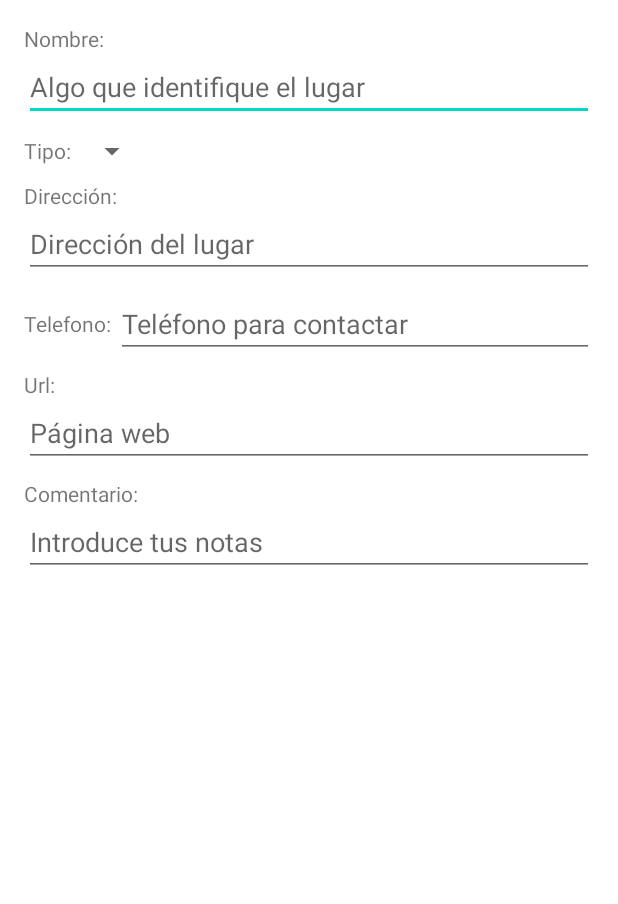
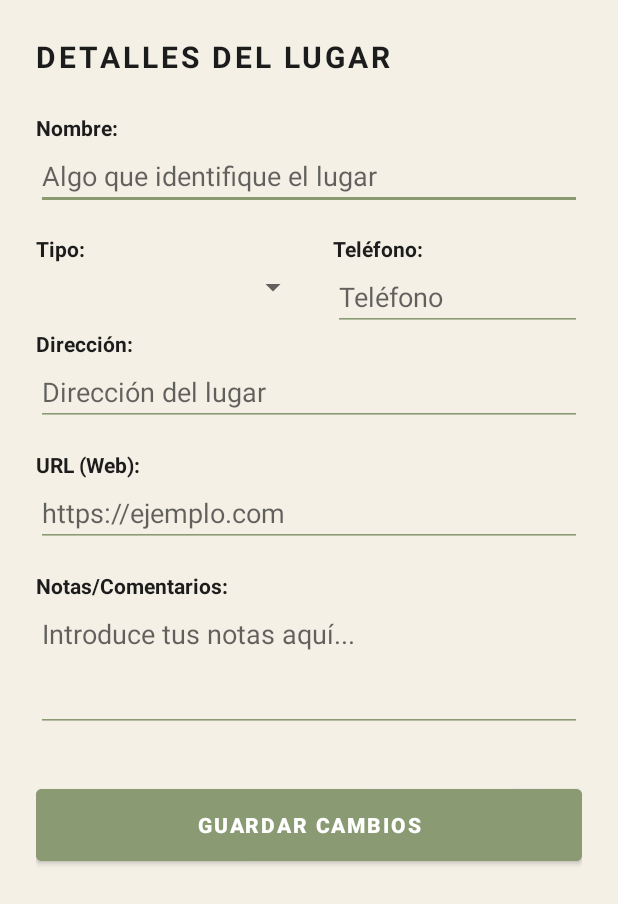
Before and after one commit to OctavioRoque/MisLugares, an Android app built with Jetpack Compose: the layout edicion_lugar.xml on its own in the app's theme, with its tools: preview values and no code run, on a phone screen of 412 x 824 dp. Shown: the top 904 px of the screen. Run offline under Robolectric (Android 15) with nearby library versions, the light colour scheme and no system bars.

Commit message:
Detallitos de diseño, ya se pueden guardar lugares y editar los que están

```diff
--- a/MisLugares/src/main/java/com/example/mislugares/Principal.java
+++ b/MisLugares/src/main/java/com/example/mislugares/Principal.java
@@ -2,7 +2,7 @@ package com.example.mislugares;
 
 class Principal {
     public static void main(String[] main) {
-        Lugar lugar = new Lugar("Escuela Politécnica Superior de Gandía", "C/ Paranimf, 1 46730 Gandia (SPAIN)", -0.166093, 38.995656, 962849300, "http://www.epsg.upv.es", "Uno de los mejores lugares para formarse.", 3);
+        Lugar lugar = new Lugar("Escuela Politécnica Superior de Gandía", "C/ Paranimf, 1 46730 Gandia (SPAIN)", -0.166093, 38.995656, TipoLugar.EDUCACION, 962849300, "http://www.epsg.upv.es", "Uno de los mejores lugares para formarse.", 3);
         System.out.println("Lugar" + lugar.toString());
     }
 }
--- a/app/build.gradle.kts
+++ b/app/build.gradle.kts
@@ -37,11 +37,13 @@ android {
 }
 
 dependencies {
+    implementation(project(":MisLugares"))
     implementation(libs.androidx.appcompat)
     implementation(libs.androidx.constraintlayout)
     implementation(libs.androidx.core.ktx)
     implementation(libs.androidx.legacy.support.v4)
     implementation(libs.material)
+    implementation(libs.gson)
 
     // Jetpack Compose
     implementation(platform(libs.compose.bom))
@@ -50,6 +52,8 @@ dependencies {
     implementation(libs.compose.material.icons.extended)
     implementation(libs.compose.ui.tooling.preview)
     implementation(libs.androidx.activity.compose)
+    implementation(libs.compose.ui.viewbinding)
+    implementation(libs.androidx.lifecycle.viewmodel.compose)
     debugImplementation(libs.compose.ui.tooling)
 
     testImplementation(libs.junit)
--- a/app/src/main/res/layout/edicion_lugar.xml
+++ b/app/src/main/res/layout/edicion_lugar.xml
@@ -1,101 +1,192 @@
 <?xml version="1.0" encoding="utf-8"?>
 <androidx.core.widget.NestedScrollView xmlns:android="http://schemas.android.com/apk/res/android"
+    xmlns:app="http://schemas.android.com/apk/res-auto"
     android:layout_width="match_parent"
-    android:layout_height="match_parent">
+    android:layout_height="match_parent"
+    android:background="#F4F0E6">
 
-    <LinearLayout
+    <androidx.constraintlayout.widget.ConstraintLayout
         android:layout_width="match_parent"
         android:layout_height="wrap_content"
-        android:orientation="vertical"
-        android:padding="16dp">
+        android:padding="24dp">
 
+        <!-- Título de la sección -->
         <TextView
+            android:id="@+id/lbl_edicion"
             android:layout_width="wrap_content"
             android:layout_height="wrap_content"
-            android:text="Nombre:" />
+            android:text="DETALLES DEL LUGAR"
+            android:textSize="20sp"
+            android:textStyle="bold"
+            android:textColor="#1C1C1C"
+            android:letterSpacing="0.1"
+            app:layout_constraintTop_toTopOf="parent"
+            app:layout_constraintStart_toStartOf="parent" />
+
+        <!-- Nombre -->
+        <TextView
+            android:id="@+id/lbl_nombre"
+            android:layout_width="wrap_content"
+            android:layout_height="wrap_content"
+            android:text="Nombre:"
+            android:layout_marginTop="24dp"
+            android:textColor="#1C1C1C"
+            android:textStyle="bold"
+            app:layout_constraintTop_toBottomOf="@id/lbl_edicion"
+            app:layout_constraintStart_toStartOf="parent" />
 
         <EditText
             android:id="@+id/nombre"
-            android:layout_width="match_parent"
+            android:layout_width="0dp"
             android:layout_height="wrap_content"
-            android:hint="Algo que identifique el lugar" />
+            android:hint="Algo que identifique el lugar"
+            android:backgroundTint="#8A9A73"
+            android:textColor="#1C1C1C"
+            app:layout_constraintTop_toBottomOf="@id/lbl_nombre"
+            app:layout_constraintStart_toStartOf="parent"
+            app:layout_constraintEnd_toEndOf="parent" />
 
-        <LinearLayout
-            android:layout_width="match_parent"
+        <!-- Tipo y Teléfono en la misma fila para pantallas anchas -->
+        <TextView
+            android:id="@+id/lbl_tipo"
+            android:layout_width="wrap_content"
             android:layout_height="wrap_content"
-            android:orientation="horizontal"
-            android:gravity="center_vertical"
-            android:layout_marginTop="8dp">
+            android:text="Tipo:"
+            android:layout_marginTop="16dp"
+            android:textColor="#1C1C1C"
+            android:textStyle="bold"
+            app:layout_constraintTop_toBottomOf="@id/nombre"
+            app:layout_constraintStart_toStartOf="parent" />
 
-            <TextView
-                android:layout_width="wrap_content"
-                android:layout_height="wrap_content"
-                android:text="Tipo: " />
+        <Spinner
+            android:id="@+id/tipo"
+            android:layout_width="0dp"
+            android:layout_height="wrap_content"
+            android:layout_marginTop="4dp"
+            app:layout_constraintTop_toBottomOf="@id/lbl_tipo"
+            app:layout_constraintStart_toStartOf="parent"
+            app:layout_constraintEnd_toStartOf="@+id/guideline_vertical"
+            app:layout_constraintHorizontal_bias="0.5" />
 
-            <Spinner
-                android:id="@+id/tipo"
-                android:layout_width="wrap_content"
-                android:layout_height="wrap_content" />
-        </LinearLayout>
+        <androidx.constraintlayout.widget.Guideline
+            android:id="@+id/guideline_vertical"
+            android:layout_width="wrap_content"
+            android:layout_height="wrap_content"
+            android:orientation="vertical"
+            app:layout_constraintGuide_percent="0.5" />
 
         <TextView
+            android:id="@+id/lbl_telefono"
             android:layout_width="wrap_content"
             android:layout_height="wrap_content"
-            android:layout_marginTop="8dp"
-            android:text="Dirección:" />
+            android:text="Teléfono:"
+            android:layout_marginTop="16dp"
+            android:textColor="#1C1C1C"
+            android:textStyle="bold"
+            app:layout_constraintTop_toBottomOf="@id/nombre"
+            app:layout_constraintStart_toEndOf="@id/guideline_vertical"
+            android:layout_marginStart="16dp" />
+
+        <EditText
+            android:id="@+id/telefono"
+            android:layout_width="0dp"
+            android:layout_height="wrap_content"
+            android:hint="Teléfono"
+            android:inputType="phone"
+            android:backgroundTint="#8A9A73"
+            android:textColor="#1C1C1C"
+            app:layout_constraintTop_toBottomOf="@id/lbl_telefono"
+            app:layout_constraintStart_toEndOf="@id/guideline_vertical"
+            app:layout_constraintEnd_toEndOf="parent"
+            android:layout_marginStart="16dp" />
+
+        <!-- Dirección -->
+        <TextView
+            android:id="@+id/lbl_direccion"
+            android:layout_width="wrap_content"
+            android:layout_height="wrap_content"
+            android:text="Dirección:"
+            android:layout_marginTop="16dp"
+            android:textColor="#1C1C1C"
+            android:textStyle="bold"
+            app:layout_constraintTop_toBottomOf="@id/tipo"
+            app:layout_constraintStart_toStartOf="parent" />
 
         <EditText
             android:id="@+id/direccion"
-            android:layout_width="match_parent"
+            android:layout_width="0dp"
             android:layout_height="wrap_content"
-            android:hint="Dirección del lugar" />
+            android:hint="Dirección del lugar"
+            android:backgroundTint="#8A9A73"
+            android:textColor="#1C1C1C"
+            app:layout_constraintTop_toBottomOf="@id/lbl_direccion"
+            app:layout_constraintStart_toStartOf="parent"
+            app:layout_constraintEnd_toEndOf="parent" />
 
-        <LinearLayout
-            android:layout_width="match_parent"
-            android:layout_height="wrap_content"
-            android:orientation="horizontal"
-            android:gravity="center_vertical"
-            android:layout_marginTop="8dp">
-
-            <TextView
-                android:layout_width="wrap_content"
-                android:layout_height="wrap_content"
-                android:text="Telefono: " />
-
-            <EditText
-                android:id="@+id/telefono"
-                android:layout_width="0dp"
-                android:layout_height="wrap_content"
-                android:layout_weight="1"
-                android:hint="Teléfono para contactar"
-                android:inputType="phone" />
-        </LinearLayout>
-
+        <!-- URL -->
         <TextView
+            android:id="@+id/lbl_url"
             android:layout_width="wrap_content"
             android:layout_height="wrap_content"
-            android:layout_marginTop="8dp"
-            android:text="Url:" />
+            android:text="URL (Web):"
+            android:layout_marginTop="16dp"
+            android:textColor="#1C1C1C"
+            android:textStyle="bold"
+            app:layout_constraintTop_toBottomOf="@id/direccion"
+            app:layout_constraintStart_toStartOf="parent" />
 
         <EditText
             android:id="@+id/url"
-            android:layout_width="match_parent"
+            android:layout_width="0dp"
             android:layout_height="wrap_content"
-            android:hint="Página web"
-            android:inputType="textUri" />
+            android:hint="https://ejemplo.com"
+            android:inputType="textUri"
+            android:backgroundTint="#8A9A73"
+            android:textColor="#1C1C1C"
+            app:layout_constraintTop_toBottomOf="@id/lbl_url"
+            app:layout_constraintStart_toStartOf="parent"
+            app:layout_constraintEnd_toEndOf="parent" />
 
+        <!-- Comentario -->
         <TextView
+            android:id="@+id/lbl_comentario"
             android:layout_width="wrap_content"
             android:layout_height="wrap_content"
-            android:layout_marginTop="8dp"
-            android:text="Comentario:" />
+            android:text="Notas/Comentarios:"
+            android:layout_marginTop="16dp"
+            android:textColor="#1C1C1C"
+            android:textStyle="bold"
+            app:layout_constraintTop_toBottomOf="@id/url"
+            app:layout_constraintStart_toStartOf="parent" />
 
         <EditText
             android:id="@+id/comentario"
+            android:layout_width="0dp"
+            android:layout_height="wrap_content"
+            android:hint="Introduce tus notas aquí..."
+            android:inputType="textMultiLine"
+            android:gravity="top"
+            android:minLines="3"
+            android:backgroundTint="#8A9A73"
+            android:textColor="#1C1C1C"
+            app:layout_constraintTop_toBottomOf="@id/lbl_comentario"
+            app:layout_constraintStart_toStartOf="parent"
+            app:layout_constraintEnd_toEndOf="parent" />
+
+        <!-- Botón de Guardar -->
+        <Button
+            android:id="@+id/btn_guardar"
             android:layout_width="match_parent"
-            android:layout_height="wrap_content"
-            android:hint="Introduce tus notas"
-            android:inputType="textMultiLine" />
+            android:layout_height="60dp"
+            android:text="GUARDAR CAMBIOS"
+            android:layout_marginTop="32dp"
+            android:backgroundTint="#8A9A73"
+            android:textColor="#FFFFFF"
+            android:textStyle="bold"
+            app:layout_constraintTop_toBottomOf="@id/comentario"
+            app:layout_constraintStart_toStartOf="parent"
+            app:layout_constraintEnd_toEndOf="parent"
+            app:layout_constraintBottom_toBottomOf="parent" />
 
-    </LinearLayout>
+    </androidx.constraintlayout.widget.ConstraintLayout>
 </androidx.core.widget.NestedScrollView>
--- a/gradle/libs.versions.toml
+++ b/gradle/libs.versions.toml
@@ -11,6 +11,8 @@ constraintlayout = "2.2.2"
 legacySupportV4 = "1.0.0"
 activityCompose = "1.10.1"
 composeBom = "2025.05.01"
+gson = "2.14.0"
+lifecycleViewmodelCompose = "2.11.0"
 
 [libraries]
 androidx-core-ktx = { group = "androidx.core", name = "core-ktx", version.ref = "coreKtx" }
@@ -28,6 +30,9 @@ compose-ui-tooling = { group = "androidx.compose.ui", name = "ui-tooling" }
 compose-ui-tooling-preview = { group = "androidx.compose.ui", name = "ui-tooling-preview" }
 compose-material3 = { group = "androidx.compose.material3", name = "material3" }
 compose-material-icons-extended = { group = "androidx.compose.material", name = "material-icons-extended" }
+compose-ui-viewbinding = { group = "androidx.compose.ui", name = "ui-viewbinding" }
+gson = { group = "com.google.code.gson", name = "gson", version.ref = "gson" }
+androidx-lifecycle-viewmodel-compose = { group = "androidx.lifecycle", name = "lifecycle-viewmodel-compose", version.ref = "lifecycleViewmodelCompose" }
 
 [plugins]
 android-application = { id = "com.android.application", version.ref = "agp" }
```
Also changed, not shown: MisLugares/src/main/java/com/example/mislugares/Lugar.java (+13 -1 lines), MisLugares/src/main/java/com/example/mislugares/TipoLugar.java (added, +39 -0 lines), app/src/main/java/com/example/mislugares/MainActivity.kt (+26 -16 lines), app/src/main/java/com/example/mislugares/data/LugaresRepository.kt (added, +41 -0 lines), app/src/main/java/com/example/mislugares/ui/LugaresViewModel.kt (added, +38 -0 lines), app/src/main/java/com/example/mislugares/ui/PantallaEdicionLugar.kt (added, +114 -0 lines), app/src/main/java/com/example/mislugares/ui/PantallaLugares.kt (+31 -42 lines).
